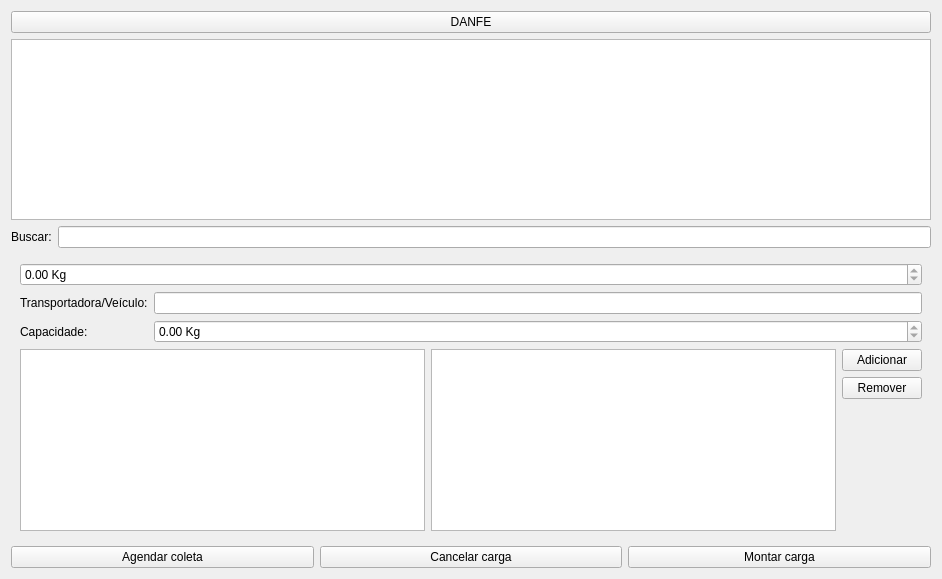
lellisls/ERP-STACCATO, file ui/widgetlogisticaagendarcoleta.ui: the form before one commit.
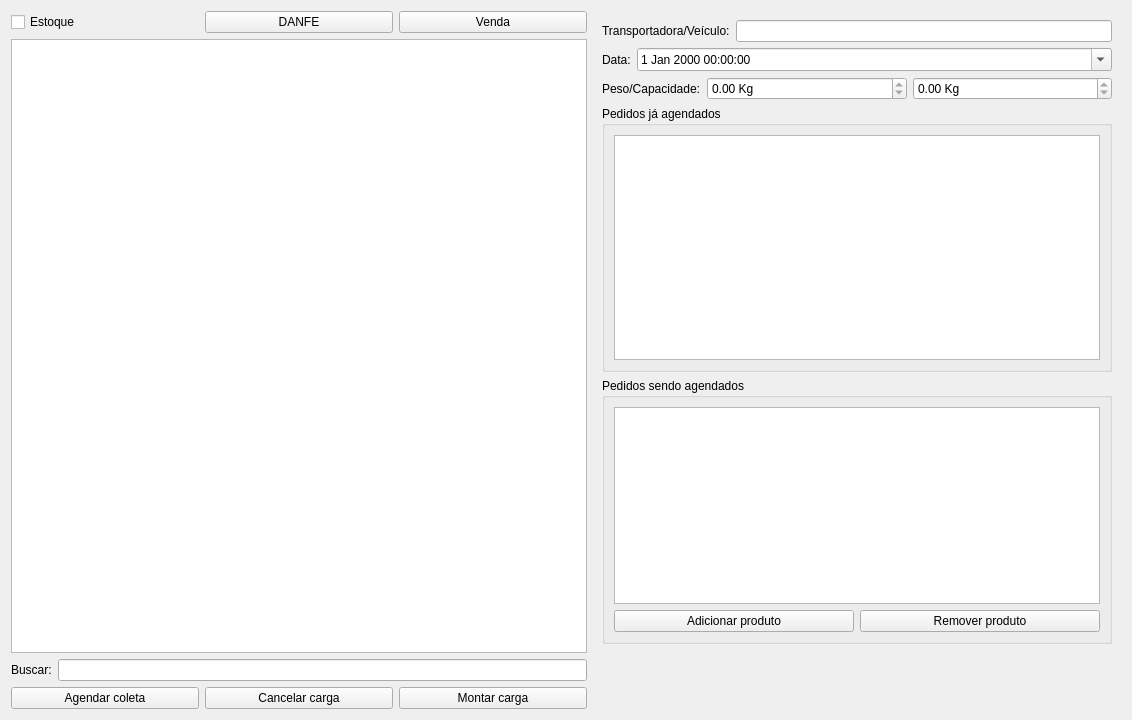
The form after the commit. Custom widgets are drawn as their Qt base class.

Patch:
```diff
--- a/ui/widgetlogisticaagendarcoleta.ui
+++ b/ui/widgetlogisticaagendarcoleta.ui
@@ -6,55 +6,270 @@
    <rect>
     <x>0</x>
     <y>0</y>
-    <width>942</width>
-    <height>579</height>
+    <width>1132</width>
+    <height>720</height>
    </rect>
   </property>
   <property name="windowTitle">
    <string>Form</string>
   </property>
-  <layout class="QGridLayout" name="gridLayout_2">
-   <item row="6" column="0" colspan="2">
-    <layout class="QHBoxLayout" name="horizontalLayout">
-     <item>
-      <widget class="QPushButton" name="pushButtonAgendarColeta">
+  <layout class="QGridLayout" name="gridLayout_5">
+   <item row="0" column="0" colspan="2">
+    <layout class="QGridLayout" name="gridLayout_2">
+     <item row="0" column="0">
+      <widget class="QCheckBox" name="checkBoxEstoque">
        <property name="text">
-        <string>Agendar coleta</string>
+        <string>Estoque</string>
        </property>
       </widget>
      </item>
-     <item>
-      <widget class="QPushButton" name="pushButtonCancelarCarga">
-       <property name="enabled">
-        <bool>true</bool>
-       </property>
+     <item row="0" column="1">
+      <widget class="QPushButton" name="pushButtonDanfe">
        <property name="text">
-        <string>Cancelar carga</string>
+        <string>DANFE</string>
        </property>
       </widget>
      </item>
-     <item>
-      <widget class="QPushButton" name="pushButtonMontarCarga">
-       <property name="enabled">
-        <bool>true</bool>
-       </property>
+     <item row="0" column="2">
+      <widget class="QPushButton" name="pushButtonVenda">
        <property name="text">
-        <string>Montar carga</string>
+        <string>Venda</string>
        </property>
       </widget>
      </item>
     </layout>
    </item>
-   <item row="2" column="0">
-    <widget class="QLabel" name="label_3">
-     <property name="text">
-      <string>Buscar:</string>
-     </property>
+   <item row="0" column="2" rowspan="2">
+    <widget class="QFrame" name="frameCaminhao">
+     <layout class="QGridLayout" name="gridLayout">
+      <item row="0" column="0">
+       <layout class="QGridLayout" name="gridLayout_4">
+        <item row="0" column="0">
+         <widget class="QLabel" name="label">
+          <property name="text">
+           <string>Transportadora/Veículo:</string>
+          </property>
+         </widget>
+        </item>
+        <item row="0" column="1">
+         <widget class="ItemBox" name="itemBoxVeiculo"/>
+        </item>
+       </layout>
+      </item>
+      <item row="1" column="0">
+       <layout class="QGridLayout" name="gridLayout_7">
+        <item row="0" column="0">
+         <widget class="QLabel" name="label_4">
+          <property name="sizePolicy">
+           <sizepolicy hsizetype="Maximum" vsizetype="Preferred">
+            <horstretch>0</horstretch>
+            <verstretch>0</verstretch>
+           </sizepolicy>
+          </property>
+          <property name="text">
+           <string>Data:</string>
+          </property>
+         </widget>
+        </item>
+        <item row="0" column="1">
+         <widget class="QDateTimeEdit" name="dateTimeEdit">
+          <property name="calendarPopup">
+           <bool>true</bool>
+          </property>
+         </widget>
+        </item>
+       </layout>
+      </item>
+      <item row="2" column="0">
+       <layout class="QGridLayout" name="gridLayout_3">
+        <item row="0" column="0">
+         <widget class="QLabel" name="label_2">
+          <property name="sizePolicy">
+           <sizepolicy hsizetype="Maximum" vsizetype="Preferred">
+            <horstretch>0</horstretch>
+            <verstretch>0</verstretch>
+           </sizepolicy>
+          </property>
+          <property name="text">
+           <string>Peso/Capacidade:</string>
+          </property>
+         </widget>
+        </item>
+        <item row="0" column="1">
+         <widget class="QDoubleSpinBox" name="doubleSpinBoxPeso">
+          <property name="readOnly">
+           <bool>true</bool>
+          </property>
+          <property name="suffix">
+           <string> Kg</string>
+          </property>
+          <property name="maximum">
+           <double>999999.989999999990687</double>
+          </property>
+         </widget>
+        </item>
+        <item row="0" column="2">
+         <widget class="QDoubleSpinBox" name="doubleSpinBoxCapacidade">
+          <property name="readOnly">
+           <bool>true</bool>
+          </property>
+          <property name="suffix">
+           <string> Kg</string>
+          </property>
+          <property name="maximum">
+           <double>99999.990000000005239</double>
+          </property>
+         </widget>
+        </item>
+       </layout>
+      </item>
+      <item row="3" column="0">
+       <widget class="QGroupBox" name="groupBox">
+        <property name="title">
+         <string>Pedidos já agendados</string>
+        </property>
+        <layout class="QGridLayout" name="gridLayout_6">
+         <item row="0" column="0">
+          <widget class="TableView" name="tableTransp2">
+           <property name="palette">
+            <palette>
+             <active>
+              <colorrole role="Highlight">
+               <brush brushstyle="SolidPattern">
+                <color alpha="255">
+                 <red>51</red>
+                 <green>153</green>
+                 <blue>255</blue>
+                </color>
+               </brush>
+              </colorrole>
+             </active>
+             <inactive>
+              <colorrole role="Highlight">
+               <brush brushstyle="SolidPattern">
+                <color alpha="255">
+                 <red>51</red>
+                 <green>153</green>
+                 <blue>255</blue>
+                </color>
+               </brush>
+              </colorrole>
+             </inactive>
+             <disabled>
+              <colorrole role="Highlight">
+               <brush brushstyle="SolidPattern">
+                <color alpha="255">
+                 <red>51</red>
+                 <green>153</green>
+                 <blue>255</blue>
+                </color>
+               </brush>
+              </colorrole>
+             </disabled>
+            </palette>
+           </property>
+           <property name="mouseTracking">
+            <bool>true</bool>
+           </property>
+           <property name="styleSheet">
+            <string notr="true">QTreeView::item { border: 0.5px ; border-style: solid ; border-color: lightgray ;}</string>
+           </property>
+           <property name="editTriggers">
+            <set>QAbstractItemView::NoEditTriggers</set>
+           </property>
+           <property name="alternatingRowColors">
+            <bool>true</bool>
+           </property>
+           <property name="selectionBehavior">
+            <enum>QAbstractItemView::SelectRows</enum>
+           </property>
+          </widget>
+         </item>
+        </layout>
+       </widget>
+      </item>
+      <item row="4" column="0">
+       <widget class="QGroupBox" name="groupBox_2">
+        <property name="title">
+         <string>Pedidos sendo agendados</string>
+        </property>
+        <layout class="QGridLayout" name="gridLayout_8">
+         <item row="1" column="1">
+          <widget class="QPushButton" name="pushButtonRemoverProduto">
+           <property name="text">
+            <string>Remover produto</string>
+           </property>
+          </widget>
+         </item>
+         <item row="1" column="0">
+          <widget class="QPushButton" name="pushButtonAdicionarProduto">
+           <property name="text">
+            <string>Adicionar produto</string>
+           </property>
+          </widget>
+         </item>
+         <item row="0" column="0" colspan="2">
+          <widget class="TableView" name="tableTransp">
+           <property name="palette">
+            <palette>
+             <active>
+              <colorrole role="Highlight">
+               <brush brushstyle="SolidPattern">
+                <color alpha="255">
+                 <red>51</red>
+                 <green>153</green>
+                 <blue>255</blue>
+                </color>
+               </brush>
+              </colorrole>
+             </active>
+             <inactive>
+              <colorrole role="Highlight">
+               <brush brushstyle="SolidPattern">
+                <color alpha="255">
+                 <red>51</red>
+                 <green>153</green>
+                 <blue>255</blue>
+                </color>
+               </brush>
+              </colorrole>
+             </inactive>
+             <disabled>
+              <colorrole role="Highlight">
+               <brush brushstyle="SolidPattern">
+                <color alpha="255">
+                 <red>51</red>
+                 <green>153</green>
+                 <blue>255</blue>
+                </color>
+               </brush>
+              </colorrole>
+             </disabled>
+            </palette>
+           </property>
+           <property name="mouseTracking">
+            <bool>true</bool>
+           </property>
+           <property name="styleSheet">
+            <string notr="true">QTreeView::item { border: 0.5px ; border-style: solid ; border-color: lightgray ;}</string>
+           </property>
+           <property name="editTriggers">
+            <set>QAbstractItemView::NoEditTriggers</set>
+           </property>
+           <property name="alternatingRowColors">
+            <bool>true</bool>
+           </property>
+           <property name="selectionBehavior">
+            <enum>QAbstractItemView::SelectRows</enum>
+           </property>
+          </widget>
+         </item>
+        </layout>
+       </widget>
+      </item>
+     </layout>
     </widget>
    </item>
-   <item row="2" column="1">
-    <widget class="QLineEdit" name="lineEditBusca"/>
-   </item>
    <item row="1" column="0" colspan="2">
     <widget class="TableView" name="tableEstoque">
      <property name="palette">
@@ -123,191 +338,46 @@
      </property>
     </widget>
    </item>
-   <item row="0" column="0" colspan="2">
-    <widget class="QPushButton" name="pushButtonDanfe">
+   <item row="2" column="0">
+    <widget class="QLabel" name="label_3">
      <property name="text">
-      <string>DANFE</string>
+      <string>Buscar:</string>
      </property>
     </widget>
    </item>
-   <item row="4" column="0" colspan="2">
-    <widget class="QFrame" name="frameCaminhao">
-     <layout class="QGridLayout" name="gridLayout_3">
-      <item row="1" column="0">
-       <widget class="QLabel" name="label">
-        <property name="text">
-         <string>Transportadora/Veículo:</string>
-        </property>
-       </widget>
-      </item>
-      <item row="1" column="1">
-       <widget class="ItemBox" name="itemBoxVeiculo"/>
-      </item>
-      <item row="2" column="0">
-       <widget class="QLabel" name="label_2">
-        <property name="text">
-         <string>Capacidade:</string>
-        </property>
-       </widget>
-      </item>
-      <item row="2" column="1">
-       <widget class="QDoubleSpinBox" name="doubleSpinBoxCapacidade">
-        <property name="readOnly">
-         <bool>true</bool>
-        </property>
-        <property name="suffix">
-         <string> Kg</string>
-        </property>
-        <property name="maximum">
-         <double>99999.990000000005239</double>
-        </property>
-       </widget>
-      </item>
-      <item row="3" column="0" colspan="2">
-       <layout class="QGridLayout" name="gridLayout">
-        <item row="0" column="1" rowspan="3">
-         <widget class="TableView" name="tableTransp">
-          <property name="palette">
-           <palette>
-            <active>
-             <colorrole role="Highlight">
-              <brush brushstyle="SolidPattern">
-               <color alpha="255">
-                <red>51</red>
-                <green>153</green>
-                <blue>255</blue>
-               </color>
-              </brush>
-             </colorrole>
-            </active>
-            <inactive>
-             <colorrole role="Highlight">
-              <brush brushstyle="SolidPattern">
-               <color alpha="255">
-                <red>51</red>
-                <green>153</green>
-                <blue>255</blue>
-               </color>
-              </brush>
-             </colorrole>
-            </inactive>
-            <disabled>
-             <colorrole role="Highlight">
-              <brush brushstyle="SolidPattern">
-               <color alpha="255">
-                <red>51</red>
-                <green>153</green>
-                <blue>255</blue>
-               </color>
-              </brush>
-             </colorrole>
-            </disabled>
-           </palette>
-          </property>
-          <property name="mouseTracking">
-           <bool>true</bool>
-          </property>
-          <property name="styleSheet">
-           <string notr="true">QTreeView::item { border: 0.5px ; border-style: solid ; border-color: lightgray ;}</string>
-          </property>
-          <property name="editTriggers">
-           <set>QAbstractItemView::NoEditTriggers</set>
-          </property>
-          <property name="alternatingRowColors">
-           <bool>true</bool>
-          </property>
-          <property name="selectionBehavior">
-           <enum>QAbstractItemView::SelectRows</enum>
-          </property>
-         </widget>
-        </item>
-        <item row="0" column="3">
-         <widget class="QPushButton" name="pushButtonAdicionarProduto">
-          <property name="text">
-           <string>Adicionar</string>
-          </property>
-         </widget>
-        </item>
-        <item row="1" column="3">
-         <widget class="QPushButton" name="pushButtonRemoverProduto">
-          <property name="text">
-           <string>Remover</string>
-          </property>
-         </widget>
-        </item>
-        <item row="0" column="0" rowspan="3">
-         <widget class="TableView" name="tableTransp2">
-          <property name="palette">
-           <palette>
-            <active>
-             <colorrole role="Highlight">
-              <brush brushstyle="SolidPattern">
-               <color alpha="255">
-                <red>51</red>
-                <green>153</green>
-                <blue>255</blue>
-               </color>
-              </brush>
-             </colorrole>
-            </active>
-            <inactive>
-             <colorrole role="Highlight">
-              <brush brushstyle="SolidPattern">
-               <color alpha="255">
-                <red>51</red>
-                <green>153</green>
-                <blue>255</blue>
-               </color>
-              </brush>
-             </colorrole>
-            </inactive>
-            <disabled>
-             <colorrole role="Highlight">
-              <brush brushstyle="SolidPattern">
-               <color alpha="255">
-                <red>51</red>
-                <green>153</green>
-                <blue>255</blue>
-               </color>
-              </brush>
-             </colorrole>
-            </disabled>
-           </palette>
-          </property>
-          <property name="mouseTracking">
-           <bool>true</bool>
-          </property>
-          <property name="styleSheet">
-           <string notr="true">QTreeView::item { border: 0.5px ; border-style: solid ; border-color: lightgray ;}</string>
-          </property>
-          <property name="editTriggers">
-           <set>QAbstractItemView::NoEditTriggers</set>
-          </property>
-          <property name="alternatingRowColors">
-           <bool>true</bool>
-          </property>
-          <property name="selectionBehavior">
-           <enum>QAbstractItemView::SelectRows</enum>
-          </property>
-         </widget>
-        </item>
-       </layout>
-      </item>
-      <item row="0" column="0" colspan="2">
-       <widget class="QDoubleSpinBox" name="doubleSpinBoxPeso">
-        <property name="readOnly">
-         <bool>true</bool>
-        </property>
-        <property name="suffix">
-         <string> Kg</string>
-        </property>
-        <property name="maximum">
-         <double>999999.989999999990687</double>
-        </property>
-       </widget>
-      </item>
-     </layout>
-    </widget>
+   <item row="2" column="1">
+    <widget class="QLineEdit" name="lineEditBusca"/>
+   </item>
+   <item row="3" column="0" colspan="2">
+    <layout class="QHBoxLayout" name="horizontalLayout">
+     <item>
+      <widget class="QPushButton" name="pushButtonAgendarColeta">
+       <property name="text">
+        <string>Agendar coleta</string>
+       </property>
+      </widget>
+     </item>
+     <item>
+      <widget class="QPushButton" name="pushButtonCancelarCarga">
+       <property name="enabled">
+        <bool>true</bool>
+       </property>
+       <property name="text">
+        <string>Cancelar carga</string>
+       </property>
+      </widget>
+     </item>
+     <item>
+      <widget class="QPushButton" name="pushButtonMontarCarga">
+       <property name="enabled">
+        <bool>true</bool>
+       </property>
+       <property name="text">
+        <string>Montar carga</string>
+       </property>
+      </widget>
+     </item>
+    </layout>
    </item>
   </layout>
  </widget>
```
Left out of the diff: 3 changed lines with no effect on the pictures.
